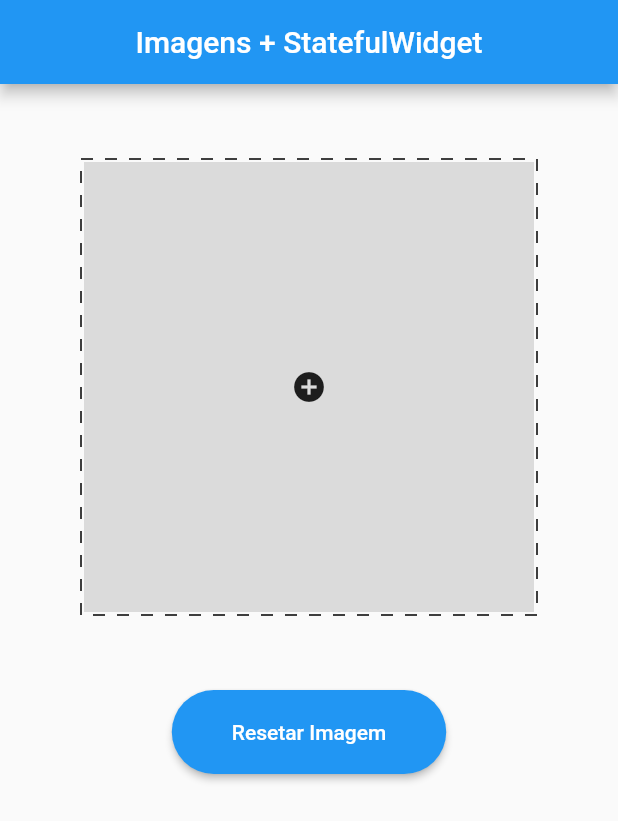
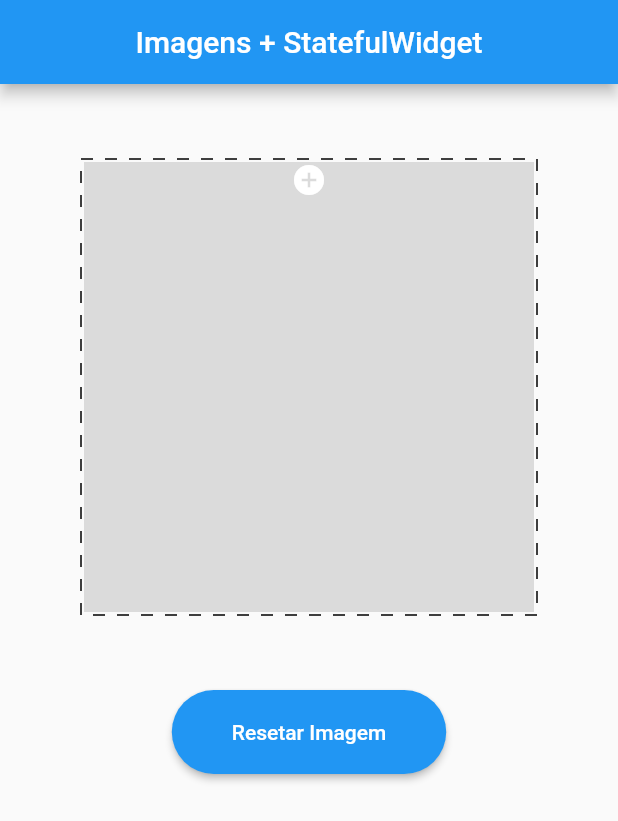
Before and after one commit to CesarFKB/flutter_aula04, a Flutter app: the screen it shows after launch, on a phone screen of 412 x 824 dp. Shown: the top 821 px of the screen. Run offline on Flutter 3.47's test engine with Material 2 defaults, Android fonts, the phone set to English and light mode, and no system bars; drawn by our look-alikes of dotted_border.

Commit message:
modified:   lib/home_page.dart

```diff
--- a/lib/home_page.dart
+++ b/lib/home_page.dart
@@ -30,7 +30,11 @@ class _HomePageState extends State<HomePage> {
                     constraints: BoxConstraints.tight(const Size.fromRadius(150)),
                     alignment: Alignment.center,
                     color: const Color.fromARGB(100, 172, 172, 172),
-                    child: const Icon(Icons.add_circle),
+                    child: ListView(
+                      children: const [
+                        Icon(Icons.add_circle, color: Colors.white, fill: 1),
+                      ],
+                    ),
                   ),
                 )
               ),
```
